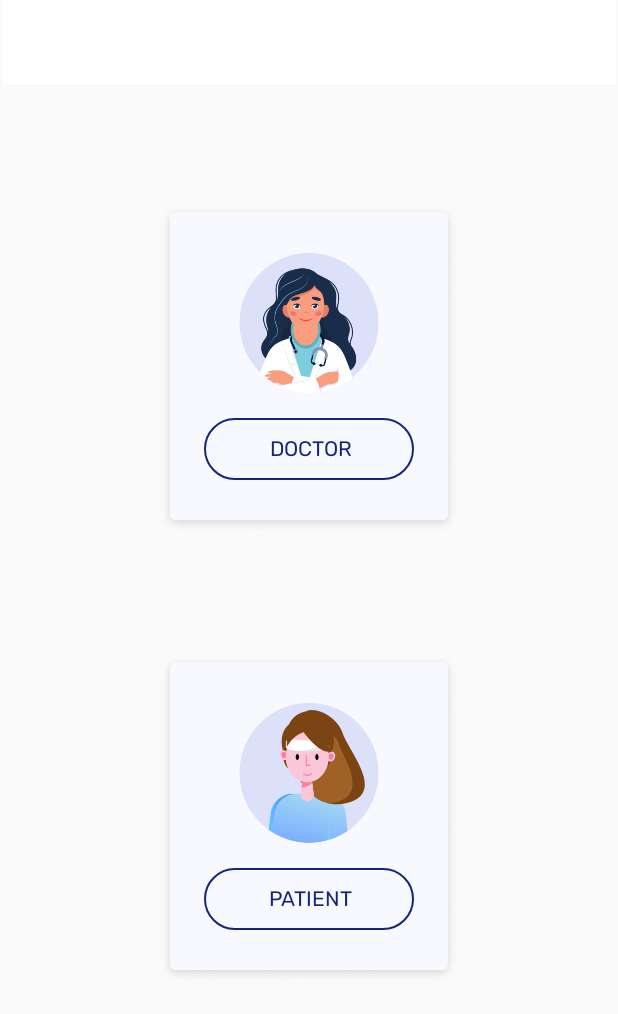
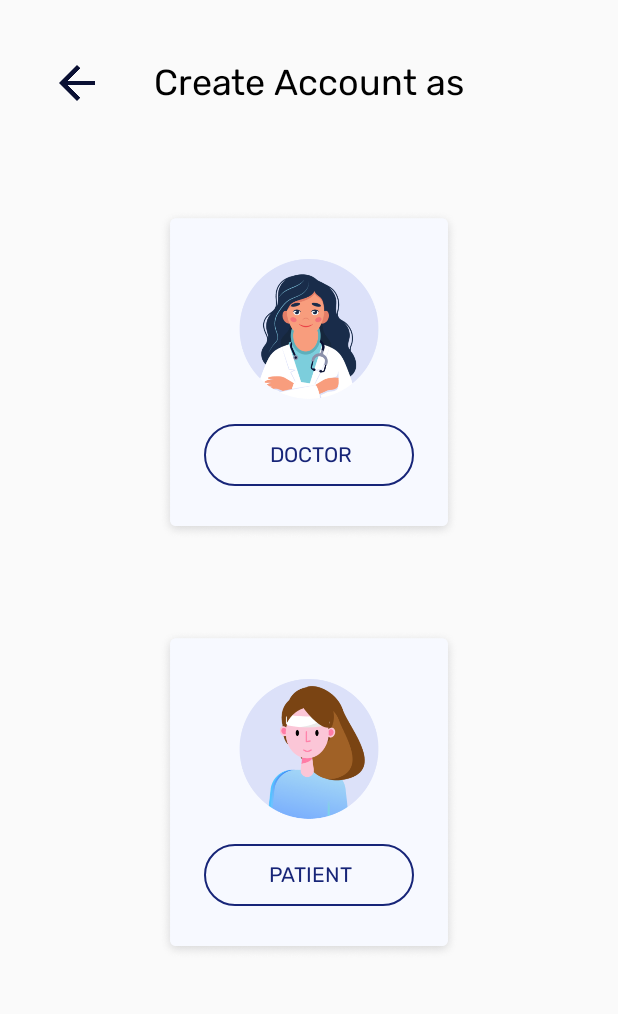
Before and after one commit to Harleen-Singh/DoctorXab, an Android app: the screen it shows after launch (MainActivity), on a phone screen of 412 x 824 dp. Shown: the top 1014 px of the screen. Run offline under Robolectric (Android 15) with nearby library versions, the phone set to English and light mode, and no system bars.

Commit message:
Added Sign_in_as Screen

```diff
--- a/app/src/main/java/com/example/doc_app_android/MainActivity.java
+++ b/app/src/main/java/com/example/doc_app_android/MainActivity.java
@@ -12,6 +12,10 @@ public class MainActivity extends AppCompatActivity {
     protected void onCreate(Bundle savedInstanceState) {
         super.onCreate(savedInstanceState);
         AppCompatDelegate.setDefaultNightMode(AppCompatDelegate.MODE_NIGHT_NO);
+        ActionBar actionBar = getSupportActionBar();
+        if (actionBar != null) {
+            actionBar.setDisplayHomeAsUpEnabled(true);
+        }
         setContentView(R.layout.sign_in_as);
     }
 }
--- a/app/src/main/res/drawable/text_field_1.xml
+++ b/app/src/main/res/drawable/text_field_1.xml
@@ -4,6 +4,6 @@
     <stroke android:width="2dp" android:color="#8B91AB"/>
     <padding android:left="2dp" />
     <corners android:radius="60dp"/>
-    <solid android:color="@color/white" />
+    <solid android:color="@color/app.compat.light" />
 
 </shape>
--- a/app/src/main/res/layout/sign_in.xml
+++ b/app/src/main/res/layout/sign_in.xml
@@ -89,6 +89,7 @@
         android:fontFamily="@font/rubik_medium"
         android:text="@string/sign_in"
         android:textSize="14sp"
+        android:textColor="@color/app.compat.light"
         app:layout_constraintTop_toBottomOf="@id/edit_password" />
 
     <TextView
--- a/app/src/main/res/layout/sign_in_as.xml
+++ b/app/src/main/res/layout/sign_in_as.xml
@@ -5,26 +5,47 @@
     android:layout_width="match_parent"
     android:layout_height="match_parent">
 
-
-    <androidx.appcompat.widget.Toolbar
-        android:id="@+id/toolbar"
-        android:layout_width="409dp"
-        android:layout_height="wrap_content"
-        android:background="@color/white"
-        android:minHeight="?attr/actionBarSize"
-        android:theme="?attr/actionBarTheme"
+    <androidx.constraintlayout.widget.ConstraintLayout
+        android:id="@+id/simple_toolbar"
+        android:layout_width="match_parent"
+        android:layout_height="50dp"
+        android:layout_marginTop="30dp"
         app:layout_constraintEnd_toEndOf="parent"
         app:layout_constraintStart_toStartOf="parent"
-        app:layout_constraintTop_toTopOf="parent" />
+        app:layout_constraintTop_toTopOf="parent">
+
+        <TextView
+            android:id="@+id/tv_header"
+            android:layout_width="wrap_content"
+            android:layout_height="wrap_content"
+            android:fontFamily="@font/rubik"
+            android:text="@string/create_account_as"
+            android:textColor="@color/black"
+            android:textSize="24sp"
+            app:layout_constraintBottom_toBottomOf="parent"
+            app:layout_constraintEnd_toEndOf="parent"
+            app:layout_constraintStart_toStartOf="parent"
+            app:layout_constraintTop_toTopOf="parent" />
+
+        <ImageView
+            android:id="@+id/imageView2"
+            android:layout_width="24dp"
+            android:layout_height="24dp"
+            android:background="@drawable/app_back_button"
+            app:layout_constraintBottom_toBottomOf="parent"
+            app:layout_constraintEnd_toStartOf="@+id/tv_header"
+            app:layout_constraintStart_toStartOf="parent"
+            app:layout_constraintTop_toTopOf="parent" />
+    </androidx.constraintlayout.widget.ConstraintLayout>
 
     <androidx.constraintlayout.widget.ConstraintLayout
         android:id="@+id/layout_doctor"
         android:layout_width="wrap_content"
         android:layout_height="wrap_content"
-        android:layout_marginTop="80dp"
+        android:layout_marginTop="60dp"
         app:layout_constraintEnd_toEndOf="parent"
         app:layout_constraintStart_toStartOf="parent"
-        app:layout_constraintTop_toBottomOf="@+id/toolbar">
+        app:layout_constraintTop_toBottomOf="@id/simple_toolbar">
 
         <ImageView
             android:id="@+id/imageView_doctor"
@@ -47,10 +68,10 @@
             android:background="@drawable/btn_theme_2"
             android:clickable="true"
             android:focusable="true"
+            android:fontFamily="@font/rubik"
             android:text="@string/doctor"
             android:textColor="@color/theme"
             android:textSize="14sp"
-            android:fontFamily="@font/rubik"
             app:layout_constraintBottom_toBottomOf="parent"
             app:layout_constraintEnd_toEndOf="parent"
             app:layout_constraintStart_toStartOf="parent" />
@@ -62,7 +83,7 @@
         android:id="@+id/layout_patient"
         android:layout_width="wrap_content"
         android:layout_height="wrap_content"
-        android:layout_marginTop="80dp"
+        android:layout_marginTop="60dp"
         app:layout_constraintEnd_toEndOf="parent"
         app:layout_constraintStart_toStartOf="parent"
         app:layout_constraintTop_toBottomOf="@+id/layout_doctor">
@@ -88,10 +109,10 @@
             android:background="@drawable/btn_theme_2"
             android:clickable="true"
             android:focusable="true"
+            android:fontFamily="@font/rubik"
             android:text="@string/patient"
             android:textColor="@color/theme"
             android:textSize="14sp"
-            android:fontFamily="@font/rubik"
             app:layout_constraintBottom_toBottomOf="parent"
             app:layout_constraintEnd_toEndOf="parent"
             app:layout_constraintStart_toStartOf="parent" />
@@ -100,7 +121,4 @@
     </androidx.constraintlayout.widget.ConstraintLayout>
 
 
-
-
-
 </androidx.constraintlayout.widget.ConstraintLayout>
--- a/app/src/main/res/values/colors.xml
+++ b/app/src/main/res/values/colors.xml
@@ -13,5 +13,6 @@
     <color name="scnd_blue_white">#F7F9FF</color>
     <color name="scnd_light_blue">#DCE1F9</color>
     <color name="scnd_grey">#8B91AB</color>
+    <color name="app.compat.light">#fffafafa</color>
 
 </resources>
--- a/app/src/main/res/values/strings.xml
+++ b/app/src/main/res/values/strings.xml
@@ -12,4 +12,5 @@
     <string name="don_t_have_an_account">Don\'t have an account?</string>
     <string name="doctor">DOCTOR</string>
     <string name="patient">PATIENT</string>
+    <string name="create_account_as">Create Account as</string>
 </resources>
```
